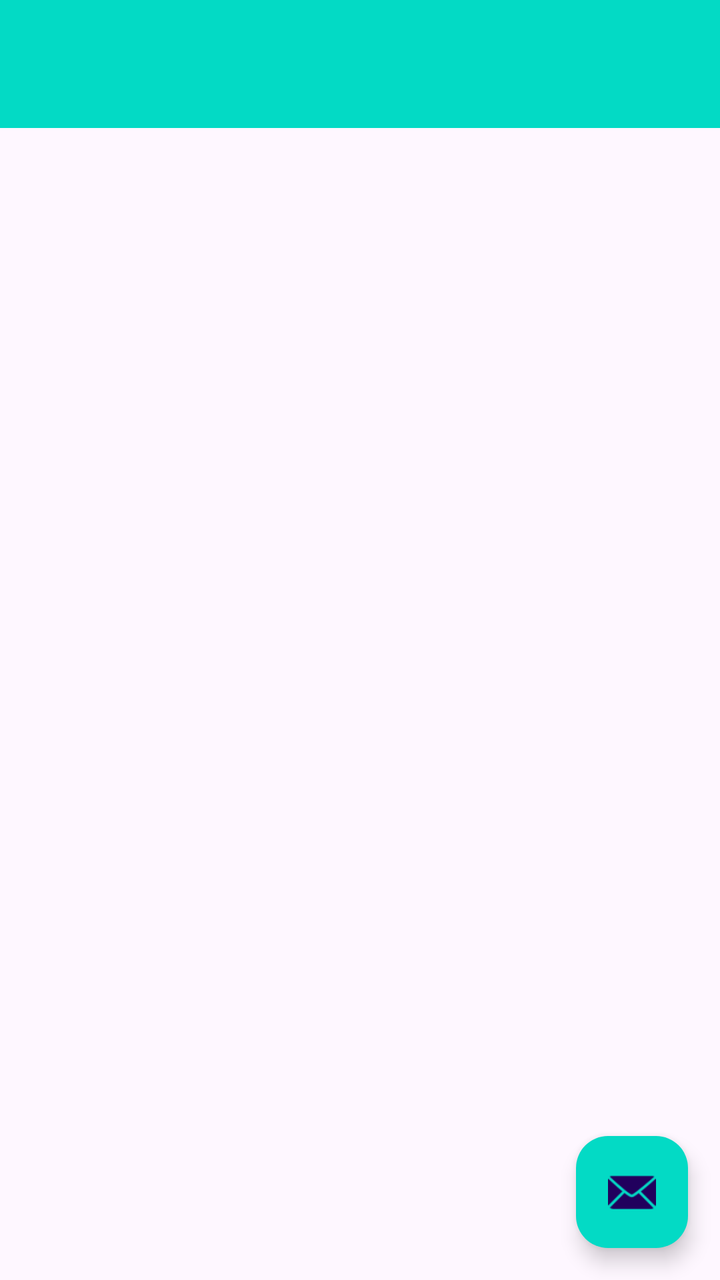
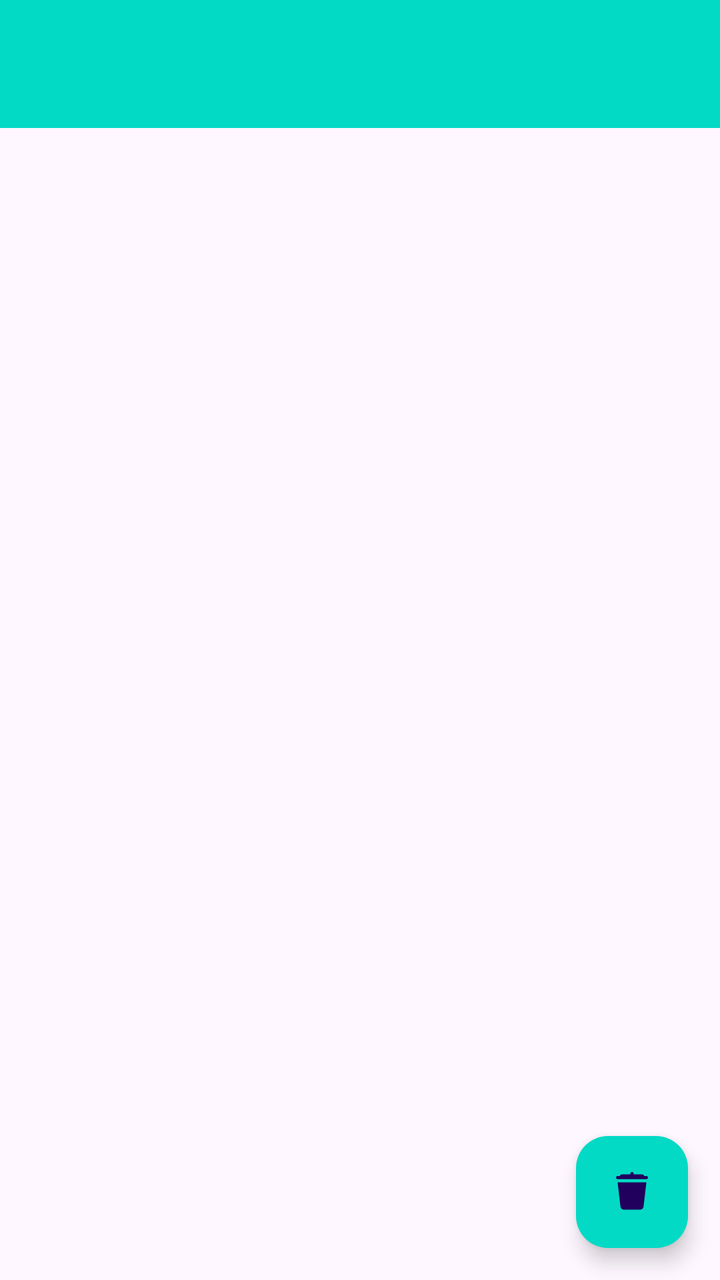

Before-and-after screenshots of an Android layout around one commit, followed by the original layout XML and the change that was made.
<!-- AndroidManifest.xml: activity theme Theme.RandomStringGenerator -->
<!-- res/layout/activity_main.xml -->
<?xml version="1.0" encoding="utf-8"?>
<androidx.coordinatorlayout.widget.CoordinatorLayout xmlns:android="http://schemas.android.com/apk/res/android"
    xmlns:app="http://schemas.android.com/apk/res-auto"
    xmlns:tools="http://schemas.android.com/tools"
    android:layout_width="match_parent"
    android:layout_height="match_parent"
    android:fitsSystemWindows="true"
    tools:context=".MainActivity">

    <com.google.android.material.appbar.AppBarLayout
        android:layout_width="match_parent"
        android:layout_height="wrap_content"
        android:backgroundTint="@color/teal_200"
        android:fitsSystemWindows="true">

        <com.google.android.material.appbar.MaterialToolbar
            android:id="@+id/toolbar"
            android:layout_width="match_parent"
            android:layout_height="?attr/actionBarSize" />

    </com.google.android.material.appbar.AppBarLayout>

    <com.google.android.material.floatingactionbutton.FloatingActionButton
        android:id="@+id/fab"
        android:layout_width="wrap_content"
        android:layout_height="wrap_content"
        android:layout_gravity="bottom|end"
        android:layout_marginEnd="@dimen/fab_margin"
        android:layout_marginBottom="16dp"
        android:contentDescription="clear all data"
        android:backgroundTint="@color/teal_200"
        app:srcCompat="@android:drawable/ic_dialog_email" />

</androidx.coordinatorlayout.widget.CoordinatorLayout>
<!-- resources referenced by this layout -->
<resources>
  <color name="teal_200">#FF03DAC5</color>
  <dimen name="fab_margin">16dp</dimen>
  <style name="Theme.RandomStringGenerator" parent="Theme.MaterialComponents.DayNight.DarkActionBar">
          
          <item name="colorPrimary">@color/purple_500</item>
          <item name="colorPrimaryVariant">@color/purple_700</item>
          <item name="colorOnPrimary">@color/white</item>
          
          <item name="colorSecondary">@color/teal_200</item>
          <item name="colorSecondaryVariant">@color/teal_700</item>
          <item name="colorOnSecondary">@color/black</item>
          
          <item name="android:statusBarColor">?attr/colorPrimaryVariant</item>
          
      </style>
  <color name="purple_500">#FF6200EE</color>
  <color name="purple_700">#FF3700B3</color>
  <color name="white">#FFFFFFFF</color>
  <color name="teal_700">#FF018786</color>
  <color name="black">#FF000000</color>
</resources>

<!-- the commit's change to res/layout/activity_main.xml (unified diff, before → after) -->
@@ -5,7 +5,7 @@
     android:layout_width="match_parent"
     android:layout_height="match_parent"
     android:fitsSystemWindows="true"
-    tools:context=".MainActivity">
+    tools:context=".ui.MainActivity">
 
     <com.google.android.material.appbar.AppBarLayout
         android:layout_width="match_parent"
@@ -29,6 +29,6 @@
         android:layout_marginBottom="16dp"
         android:contentDescription="clear all data"
         android:backgroundTint="@color/teal_200"
-        app:srcCompat="@android:drawable/ic_dialog_email" />
+        app:srcCompat="@drawable/ic_delete" />
 
 </androidx.coordinatorlayout.widget.CoordinatorLayout>
<!-- resource entries referenced after the edit -->
@@ -2,6 +2,16 @@
 <resources>
   <color name="teal_200">#FF03DAC5</color>
   <dimen name="fab_margin">16dp</dimen>
+  <!-- drawable ic_delete (drawable) -->
+  <vector xmlns:android="http://schemas.android.com/apk/res/android"
+      android:width="30dp"
+      android:height="30dp"
+      android:viewportWidth="30"
+      android:viewportHeight="30">
+    <path
+        android:fillColor="#FF000000"
+        android:pathData="M14.984,2.486A1,1 0,0 0,14 3.5L14,4L8.5,4A1,1 0,0 0,7.486 5L6,5A1,1 0,1 0,6 7L24,7A1,1 0,1 0,24 5L22.514,5A1,1 0,0 0,21.5 4L16,4L16,3.5A1,1 0,0 0,14.984 2.486zM6,9L7.793,24.234C7.911,25.241 8.763,26 9.777,26L20.223,26C21.237,26 22.088,25.241 22.207,24.234L24,9L6,9z"/>
+  </vector>
   <style name="Theme.RandomStringGenerator" parent="Theme.MaterialComponents.DayNight.DarkActionBar">
           
           <item name="colorPrimary">@color/purple_500</item>
